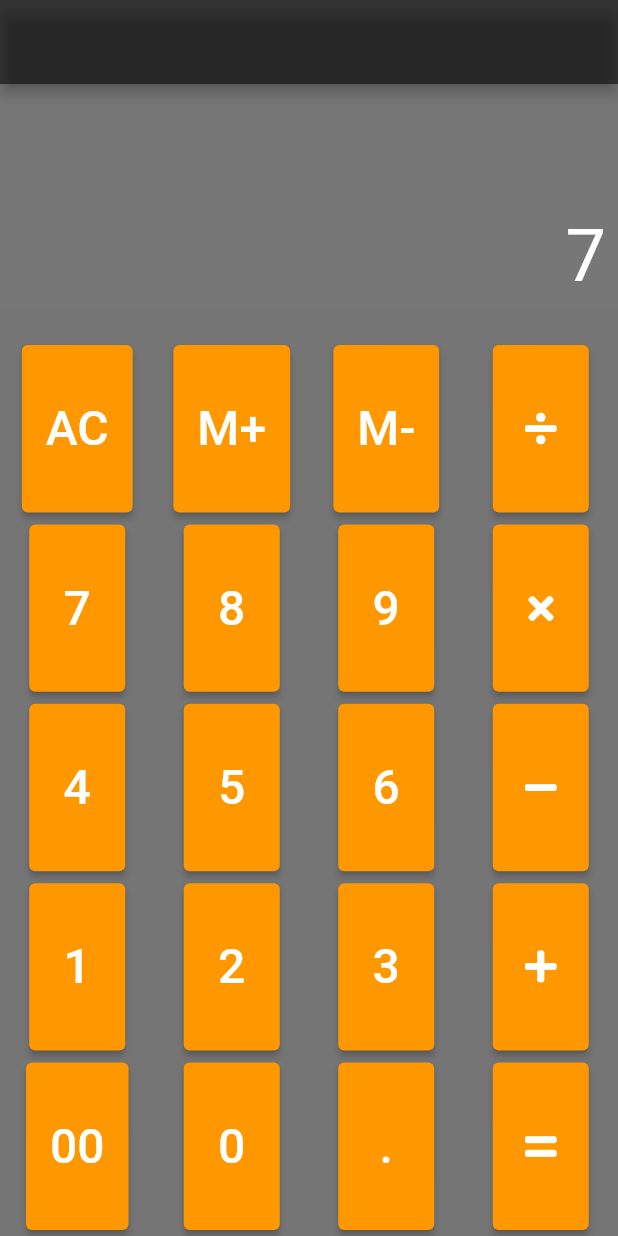
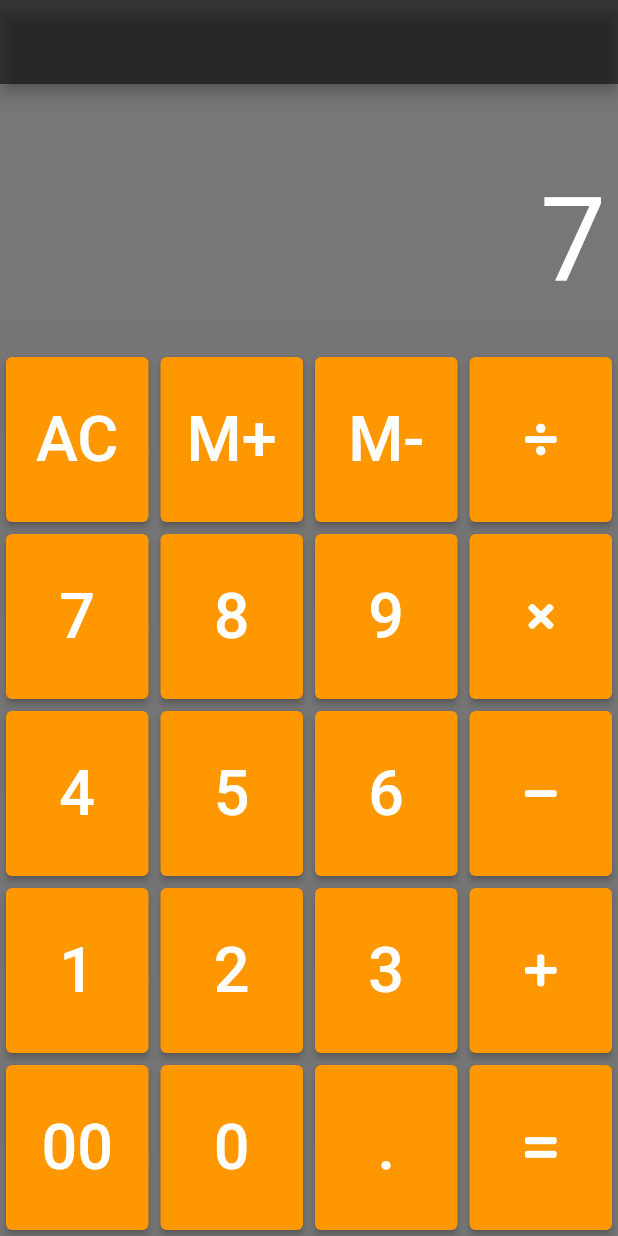
Before and after one commit to devneko94/simple_calc, a Flutter app: the screen it shows after launch, after a tap on an icon or button, on a phone screen of 412 x 824 dp. Run offline on Flutter 3.47's test engine with Material 2 defaults, Android fonts, the phone set to English and light mode, and no system bars; our stand-ins replace font_awesome_flutter.

Commit message:
レイアウト整形・小数点処理 実装

```diff
--- a/lib/main.dart
+++ b/lib/main.dart
@@ -1,6 +1,5 @@
 import 'package:flutter/material.dart';
 import 'package:provider/provider.dart';
-import 'package:simple_calc/define.dart';
 import 'models.dart';
 import 'ui.dart';
 
--- a/lib/models.dart
+++ b/lib/models.dart
@@ -1,19 +1,51 @@
 import 'package:flutter/material.dart';
+import 'package:font_awesome_flutter/font_awesome_flutter.dart';
 import 'define.dart';
 
 class ResultModel extends ChangeNotifier {
   String showText = '0';
   double calcResult = 0;
   CalcMode calcMode = CalcMode.None;
+  FaIcon? modeIcon;
   bool isCleared = true;
 
-  void inputText(String newText) {
-    this.showText = newText;
+  void inputText(String newChar) {
+    this.showText = _formatText(showText, newChar);
     notifyListeners();
   }
 
   void changeMode(CalcMode newMode) {
     this.calcMode = newMode;
+    switch (calcMode) {
+      case CalcMode.None:
+        modeIcon = null;
+        break;
+      case CalcMode.Add:
+        modeIcon = FaIcon(
+          FontAwesomeIcons.plus,
+          color: Colors.white,
+        );
+        break;
+      case CalcMode.Sub:
+        modeIcon = FaIcon(
+          FontAwesomeIcons.minus,
+          color: Colors.white,
+        );
+        break;
+      case CalcMode.Times:
+        modeIcon = FaIcon(
+          FontAwesomeIcons.times,
+          color: Colors.white,
+        );
+        break;
+      case CalcMode.Divide:
+        modeIcon = FaIcon(
+          FontAwesomeIcons.divide,
+          color: Colors.white,
+        );
+        break;
+    }
+
     notifyListeners();
   }
 
@@ -48,4 +80,38 @@ class ResultModel extends ChangeNotifier {
     this.calcMode = CalcMode.None;
     notifyListeners();
   }
+
+  String _formatText(String oldText, String inputNum) {
+    String result = oldText + inputNum;
+    bool isFormatted = false;
+
+    while (!isFormatted) {
+      isFormatted = true;
+
+      if (result.startsWith('0') && !result.startsWith('0.')) {
+        result = result.substring(1);
+        isFormatted = false;
+      }
+
+      if (result.startsWith('00.')) {
+        result = result.substring(1);
+        isFormatted = false;
+      }
+
+      if (result.length - result.replaceAll('.', '').length > 1) {
+        int idx = result.indexOf('.');
+
+        while (idx > -1) {
+          result = result.replaceFirst('.', '', idx + 1);
+          idx = result.indexOf('.', idx + 1);
+        }
+        isFormatted = false;
+      }
+
+      if (result.length > 18) {
+        result = oldText;
+      }
+    }
+    return result;
+  }
 }
--- a/lib/ui.dart
+++ b/lib/ui.dart
@@ -10,36 +10,28 @@ class NumButton extends StatelessWidget {
   NumButton(this._name);
   final String _name;
 
-  String formatText(String oldText, String inputChar) {
-    double _inputNum = double.tryParse(oldText + inputChar) ?? 0;
-    double _dif = _inputNum - (_inputNum ~/ 1);
-    if (_dif == 0) {
-      return (_inputNum ~/ 1).toString();
-    } else {
-      return _inputNum.toString();
-    }
-  }
-
   @override
   Widget build(BuildContext context) {
     ResultModel _model = Provider.of<ResultModel>(context);
-    String _inputText = formatText(_model.showText, this._name);
 
     return Expanded(
       child: Padding(
         padding: const EdgeInsets.all(4.0),
         child: ElevatedButton(
+          child: FittedBox(
+            fit: BoxFit.cover,
             child: Text(
               this._name,
               style: TextStyle(
                 color: Colors.white,
-              fontSize: 32,
+                fontSize: 42,
+              ),
             ),
           ),
           style: ElevatedButton.styleFrom(
             primary: Colors.orange,
           ),
-          onPressed: () => _model.inputText(_inputText),
+          onPressed: () => _model.inputText(this._name),
         ),
       ),
     );
@@ -98,11 +90,14 @@ class ClearButton extends StatelessWidget {
       child: Padding(
         padding: const EdgeInsets.all(4.0),
         child: ElevatedButton(
+          child: FittedBox(
+            fit: BoxFit.cover,
             child: Text(
               _model.isCleared ? 'AC' : 'C',
               style: TextStyle(
                 color: Colors.white,
-              fontSize: 32,
+                fontSize: 42,
+              ),
             ),
           ),
           style: ElevatedButton.styleFrom(
@@ -128,11 +123,14 @@ class TempButton extends StatelessWidget {
       child: Padding(
         padding: const EdgeInsets.all(4.0),
         child: ElevatedButton(
+          child: FittedBox(
+            fit: BoxFit.cover,
             child: Text(
               this._name,
               style: TextStyle(
                 color: Colors.white,
-              fontSize: 32,
+                fontSize: 42,
+              ),
             ),
           ),
           style: ElevatedButton.styleFrom(
@@ -150,20 +148,36 @@ class TextFiled extends StatelessWidget {
   @override
   Widget build(BuildContext context) {
     ResultModel _model = Provider.of<ResultModel>(context);
-    return SizedBox(
+    return Column(
+      children: [
+        Container(
+          color: Color(0xFF777777),
+          padding: EdgeInsets.only(left: 8.0, right: 8.0, top: 8.0),
+          alignment: Alignment.topRight,
+          child: FittedBox(
+            fit: BoxFit.fitWidth,
+            child: _model.modeIcon,
+          ),
+        ),
+        SizedBox(
           height: 150,
           child: Container(
             color: Color(0xFF777777),
-        padding: EdgeInsets.all(8.0),
+            padding: EdgeInsets.only(left: 8.0, right: 8.0, bottom: 8.0),
             alignment: Alignment.bottomRight,
+            child: FittedBox(
+              fit: BoxFit.fitWidth,
               child: Text(
                 _model.showText,
                 style: TextStyle(
                   color: Colors.white,
-            fontSize: 48,
+                  fontSize: 78,
                 ),
               ),
             ),
+          ),
+        ),
+      ],
     );
   }
 }
@@ -173,11 +187,11 @@ class Keyboard extends StatelessWidget {
   @override
   Widget build(BuildContext context) {
     return Expanded(
-      child: Container(
       child: Row(
         children: [
           Expanded(
             child: Column(
+              crossAxisAlignment: CrossAxisAlignment.stretch,
               children: [
                 ClearButton(),
                 NumButton('7'),
@@ -189,6 +203,7 @@ class Keyboard extends StatelessWidget {
           ),
           Expanded(
             child: Column(
+              crossAxisAlignment: CrossAxisAlignment.stretch,
               children: [
                 TempButton('M+'),
                 NumButton('8'),
@@ -200,6 +215,7 @@ class Keyboard extends StatelessWidget {
           ),
           Expanded(
             child: Column(
+              crossAxisAlignment: CrossAxisAlignment.stretch,
               children: [
                 TempButton('M-'),
                 NumButton('9'),
@@ -211,6 +227,7 @@ class Keyboard extends StatelessWidget {
           ),
           Expanded(
             child: Column(
+              crossAxisAlignment: CrossAxisAlignment.stretch,
               children: [
                 ModeButton(
                     CalcMode.Divide,
@@ -246,7 +263,7 @@ class Keyboard extends StatelessWidget {
             ),
           ),
         ],
-      )),
+      ),
     );
   }
 }
```
Lines whose indentation alone changed are shown as unchanged.
